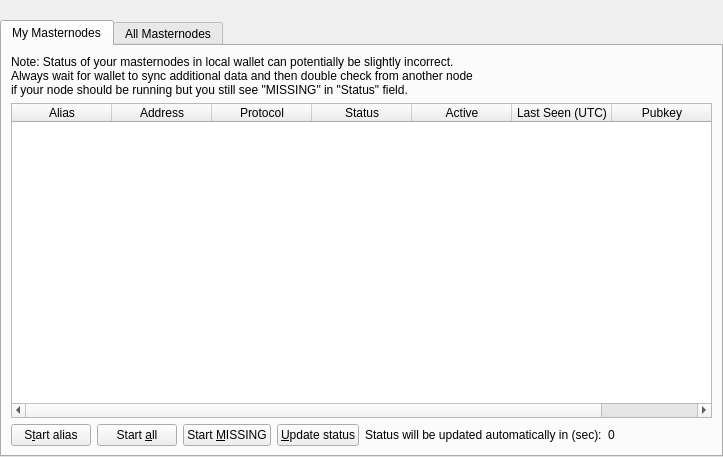
Before: the Qt Designer form src/qt/forms/masternodelist.ui in BITCORNProject/BITCORN-oldchain, drawn with Qt 5.
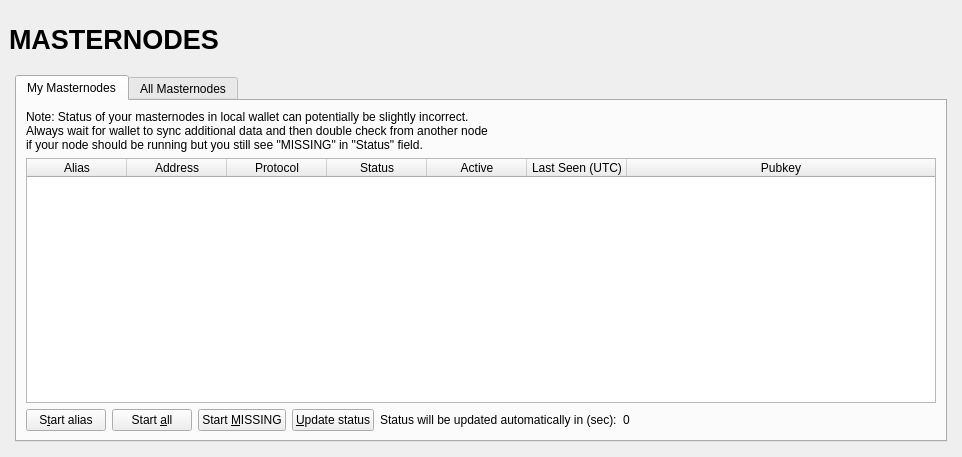
After: the same form once the commit is applied.

Diff of the .ui file:
```diff
--- a/src/qt/forms/masternodelist.ui
+++ b/src/qt/forms/masternodelist.ui
@@ -6,17 +6,37 @@
    <rect>
     <x>0</x>
     <y>0</y>
-    <width>723</width>
+        <width>962</width>
     <height>457</height>
    </rect>
   </property>
   <property name="windowTitle">
    <string>Form</string>
   </property>
-  <layout class="QVBoxLayout" name="topLayout">
+    <layout class="QVBoxLayout" name="topLayout" stretch="0">
    <property name="leftMargin">
+        <number>9</number>
+      </property>
+      <property name="topMargin">
+        <number>9</number>
+      </property>
+      <property name="rightMargin">
+        <number>9</number>
+      </property>
+      <property name="bottomMargin">
+        <number>9</number>
+      </property>
+      <item>
+        <layout class="QVBoxLayout" name="verticalLayout_Master" stretch="0,1">
+          <property name="spacing">
     <number>0</number>
    </property>
+          <item>
+            <widget class="QFrame" name="frame_Header">
+              <layout class="QVBoxLayout" name="verticalLayout_4">
+                <property name="leftMargin">
+                  <number>0</number>
+                </property>
    <property name="topMargin">
     <number>0</number>
    </property>
@@ -27,23 +47,111 @@
     <number>0</number>
    </property>
    <item>
+                  <layout class="QHBoxLayout" name="horizontalLayout_Header" stretch="1,0,1">
+                    <item>
+                      <widget class="QLabel" name="labelOverviewHeaderLeft">
+                        <property name="minimumSize">
+                          <size>
+                            <width>464</width>
+                            <height>60</height>
+                          </size>
+                        </property>
+                        <property name="maximumSize">
+                          <size>
+                            <width>16777215</width>
+                            <height>60</height>
+                          </size>
+                        </property>
+                        <property name="font">
+                          <font>
+                            <pointsize>20</pointsize>
+                            <weight>75</weight>
+                            <bold>true</bold>
+                          </font>
+                        </property>
+                        <property name="text">
+                          <string>MASTERNODES</string>
+                        </property>
+                      </widget>
+                    </item>
+                    <item>
+                      <spacer name="horizontalSpacer">
+                        <property name="orientation">
+                          <enum>Qt::Horizontal</enum>
+                        </property>
+                        <property name="sizeHint" stdset="0">
+                          <size>
+                            <width>40</width>
+                            <height>20</height>
+                          </size>
+                        </property>
+                      </spacer>
+                    </item>
+                    <item>
+                      <widget class="QLabel" name="labelOverviewHeaderRight">
+                        <property name="minimumSize">
+                          <size>
+                            <width>464</width>
+                            <height>60</height>
+                          </size>
+                        </property>
+                        <property name="maximumSize">
+                          <size>
+                            <width>16777215</width>
+                            <height>60</height>
+                          </size>
+                        </property>
+                        <property name="font">
+                          <font>
+                            <pointsize>14</pointsize>
+                          </font>
+                        </property>
+                        <property name="text">
+                          <string/>
+                        </property>
+                        <property name="alignment">
+                          <set>Qt::AlignRight|Qt::AlignTrailing|Qt::AlignVCenter</set>
+                        </property>
+                      </widget>
+                    </item>
+                  </layout>
+                </item>
+              </layout>
+            </widget>
+          </item>
+          <item>
+            <widget class="QFrame" name="frame_BG">
+              <layout class="QVBoxLayout" name="verticalLayout_3">
+                <property name="leftMargin">
+                  <number>6</number>
+                </property>
+                <property name="topMargin">
+                  <number>6</number>
+                </property>
+                <property name="rightMargin">
+                  <number>6</number>
+                </property>
+                <property name="bottomMargin">
+                  <number>6</number>
+                </property>
+                <item>
+                  <widget class="QFrame" name="frame_Content">
     <layout class="QVBoxLayout" name="verticalLayout">
+                      <property name="spacing">
+                        <number>0</number>
+                      </property>
+                      <property name="leftMargin">
+                        <number>0</number>
+                      </property>
+                      <property name="topMargin">
+                        <number>0</number>
+                      </property>
+                      <property name="rightMargin">
+                        <number>0</number>
+                      </property>
      <property name="bottomMargin">
       <number>0</number>
      </property>
-     <item>
-      <spacer name="horizontalSpacer0">
-       <property name="orientation">
-        <enum>Qt::Horizontal</enum>
-       </property>
-       <property name="sizeHint" stdset="0">
-        <size>
-         <width>make40</width>
-         <height>20</height>
-        </size>
-       </property>
-      </spacer>
-     </item>
      <item>
       <widget class="QTabWidget" name="tabWidget">
        <property name="currentIndex">
@@ -386,6 +494,12 @@
          </item>
         </layout>
        </widget>
+                        </widget>
+                      </item>
+                    </layout>
+                  </widget>
+                </item>
+              </layout>
       </widget>
      </item>
     </layout>
```
Lines whose indentation alone changed are shown as unchanged.
